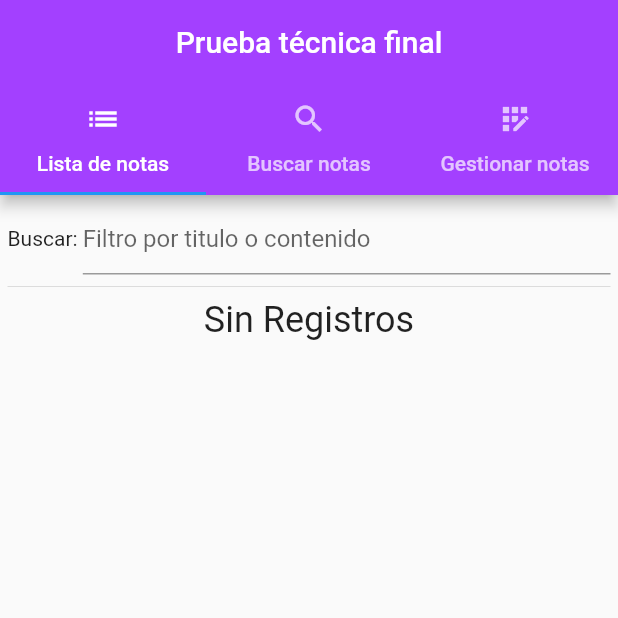
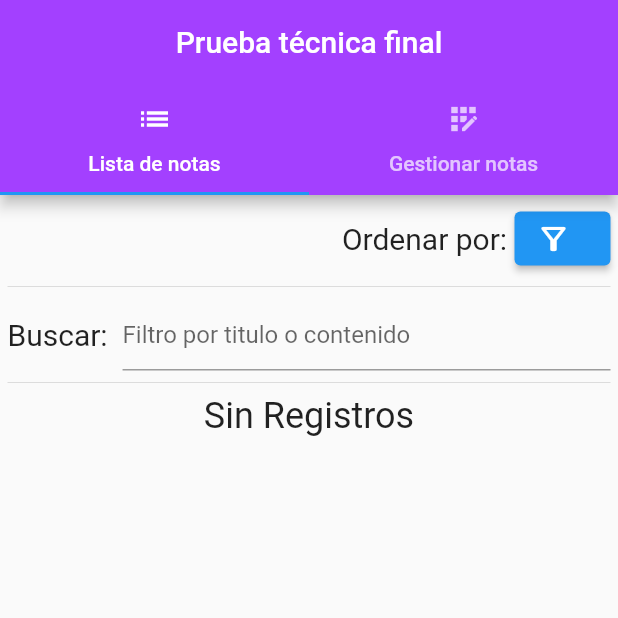
Before and after one commit to Mazt300/Notas_Flutter, a Flutter app: the screen it shows after launch, on a phone screen of 412 x 824 dp, the top half of it. Run offline on Flutter 3.47's test engine with Material 2 defaults, Android fonts, the phone set to English and light mode, and no system bars; our stand-ins replace sqflite; accounts and stored records are empty.

```diff
--- a/notas_flutter/lib/pages/listanotausuario.dart
+++ b/notas_flutter/lib/pages/listanotausuario.dart
@@ -14,9 +14,9 @@ class MenuState extends State<Menu> with SingleTickerProviderStateMixin {
 
   @override
   void initState() {
-    tabController = TabController(length: 3, vsync: this);
+    tabController = TabController(length: 2, vsync: this);
     tabController.addListener(() {
-      if (tabController.index != 2) {
+      if (tabController.index != 1) {
         GestionarNotaState.validarNota(Note.empty());
       }
     });
@@ -43,10 +43,10 @@ class MenuState extends State<Menu> with SingleTickerProviderStateMixin {
               icon: Icon(Icons.list),
               text: 'Lista de notas',
             ),
-            Tab(
-              icon: Icon(Icons.search),
-              text: 'Buscar notas',
-            ),
+            // Tab(
+            //   icon: Icon(Icons.search),
+            //   text: 'Buscar notas',
+            // ),
             Tab(
               icon: Icon(Icons.app_registration),
               text: 'Gestionar notas',
@@ -65,18 +65,18 @@ class MenuState extends State<Menu> with SingleTickerProviderStateMixin {
                   children: const [ListaGeneral()],
                 ),
               ),
-              Center(
-                child: Column(
-                  mainAxisAlignment: MainAxisAlignment.center,
-                  children: const [
-                    Text("Hombres trabajando"),
-                    Icon(Icons.build_circle)
-                  ],
-                ),
-              ),
+              // Center(
+              //   child: Column(
+              //     mainAxisAlignment: MainAxisAlignment.center,
+              //     children: const [
+              //       Text("Hombres trabajando"),
+              //       Icon(Icons.build_circle)
+              //     ],
+              //   ),
+              // ),
               Center(
                 child: ListView(
-                  children: [GestionarNota()],
+                  children: const [GestionarNota()],
                 ),
               ),
             ],
--- a/notas_flutter/lib/pages/notasgeneral.dart
+++ b/notas_flutter/lib/pages/notasgeneral.dart
@@ -19,6 +19,8 @@ class _ListaGeneralState extends State<ListaGeneral> {
   List<Note> _notaTemp = [];
   bool expansion = false;
 
+  List<String> items = ["Opcion A", "Opcion B"];
+
   @override
   void initState() {
     _cargarnotas();
@@ -33,16 +35,43 @@ class _ListaGeneralState extends State<ListaGeneral> {
           key: _formkey,
           child: Column(
             children: <Widget>[
+              Column(
+                mainAxisSize: MainAxisSize.min,
+                children: [
+                  Row(
+                    mainAxisSize: MainAxisSize.max,
+                    mainAxisAlignment: MainAxisAlignment.end,
+                    children: [
+                      const Text(
+                        'Ordenar por: ',
+                        style: TextStyle(fontSize: 20),
+                        textAlign: TextAlign.left,
+                      ),
+                      ElevatedButton.icon(
+                        onPressed: () {},
+                        icon: const Icon(Icons.filter_alt_outlined),
+                        label: const Text(''),
+                      ),
+                    ],
+                  )
+                ],
+              ),
+              const Divider(),
               Row(
                 children: <Widget>[
                   const Text(
                     "Buscar: ",
+                    style: TextStyle(fontSize: 20),
                     textAlign: TextAlign.left,
+                  ),
+                  const SizedBox(
+                    width: 5,
                   ),
                   Flexible(
                       child: TextFormField(
                           decoration: const InputDecoration(
-                              hintText: "Filtro por titulo o contenido"),
+                            hintText: "Filtro por titulo o contenido",
+                          ),
                           controller: _buscar,
                           onChanged: _buscarnotas,
                           validator: (value) {
```
Also changed, not shown: notas_flutter/lib/pages/ordenamientonotas.dart (added, +33 -0 lines).
